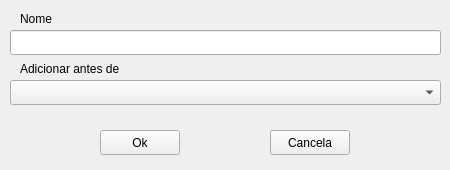
First picture: the form in ui/pessoas_add.ui, repository vazerick/controle_gastos, before the edit.
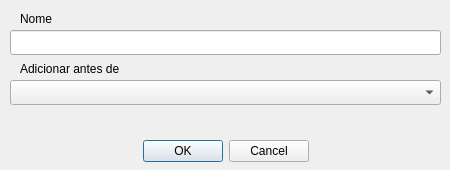
Second picture: the form after the edit.

Patch:
```diff
--- a/ui/pessoas_add.ui
+++ b/ui/pessoas_add.ui
@@ -74,30 +74,20 @@
     </rect>
    </property>
   </widget>
-  <widget class="QPushButton" name="botaoOk">
+  <widget class="QDialogButtonBox" name="buttonBox">
    <property name="geometry">
     <rect>
-     <x>100</x>
-     <y>130</y>
-     <width>80</width>
-     <height>25</height>
+     <x>5</x>
+     <y>140</y>
+     <width>441</width>
+     <height>23</height>
     </rect>
    </property>
-   <property name="text">
-    <string>Ok</string>
+   <property name="standardButtons">
+    <set>QDialogButtonBox::Cancel|QDialogButtonBox::Ok</set>
    </property>
-  </widget>
-  <widget class="QPushButton" name="botaoCancela">
-   <property name="geometry">
-    <rect>
-     <x>270</x>
-     <y>130</y>
-     <width>80</width>
-     <height>25</height>
-    </rect>
-   </property>
-   <property name="text">
-    <string>Cancela</string>
+   <property name="centerButtons">
+    <bool>true</bool>
    </property>
   </widget>
  </widget>
```
